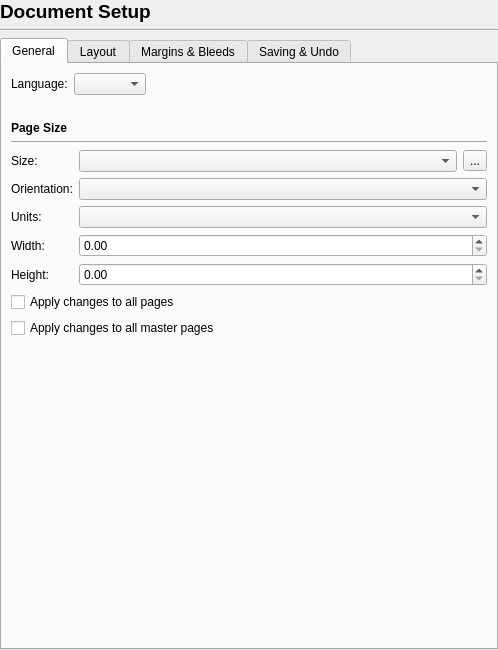
Qt form scribus/ui/prefs_documentsetupbase.ui (scribusproject/scribus) before a commit.
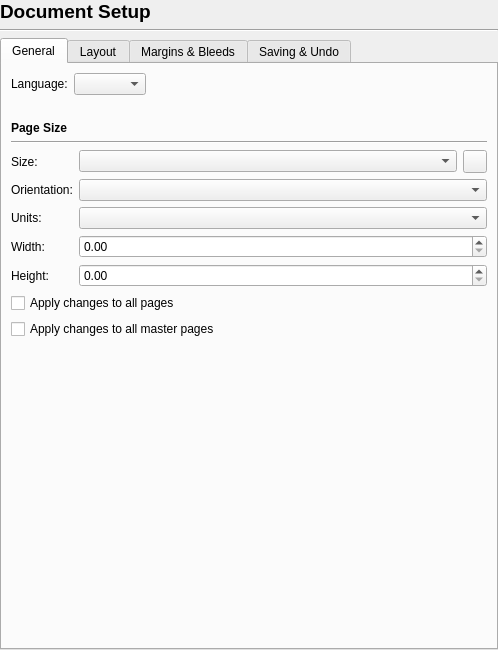
The same form after that commit. Custom widgets are drawn as their Qt base class.

```diff
--- a/scribus/ui/prefs_documentsetupbase.ui
+++ b/scribus/ui/prefs_documentsetupbase.ui
@@ -139,9 +139,6 @@
            </item>
            <item>
             <widget class="QToolButton" name="pageSizeLinkToolButton">
-             <property name="text">
-              <string>...</string>
-             </property>
              <property name="arrowType">
               <enum>Qt::NoArrow</enum>
              </property>
```
